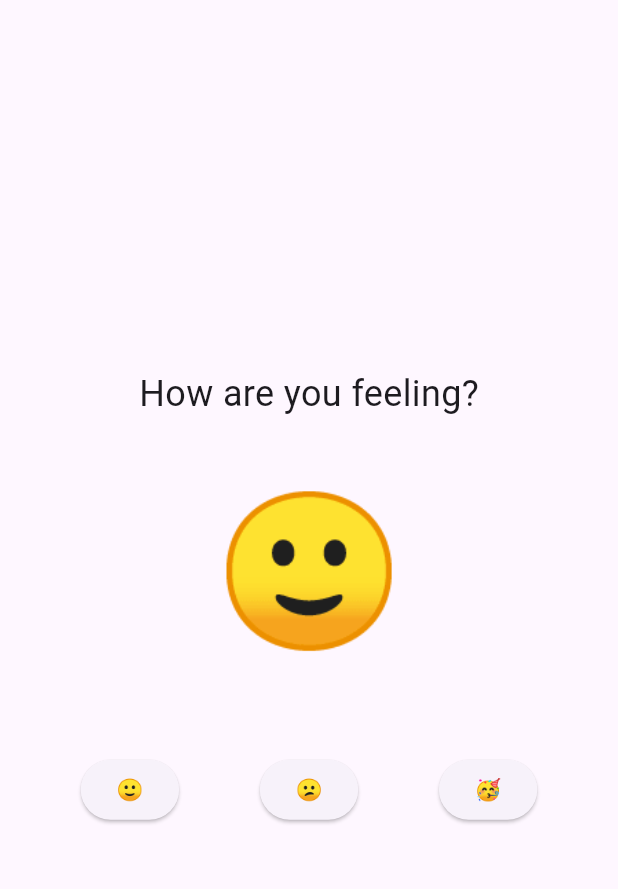
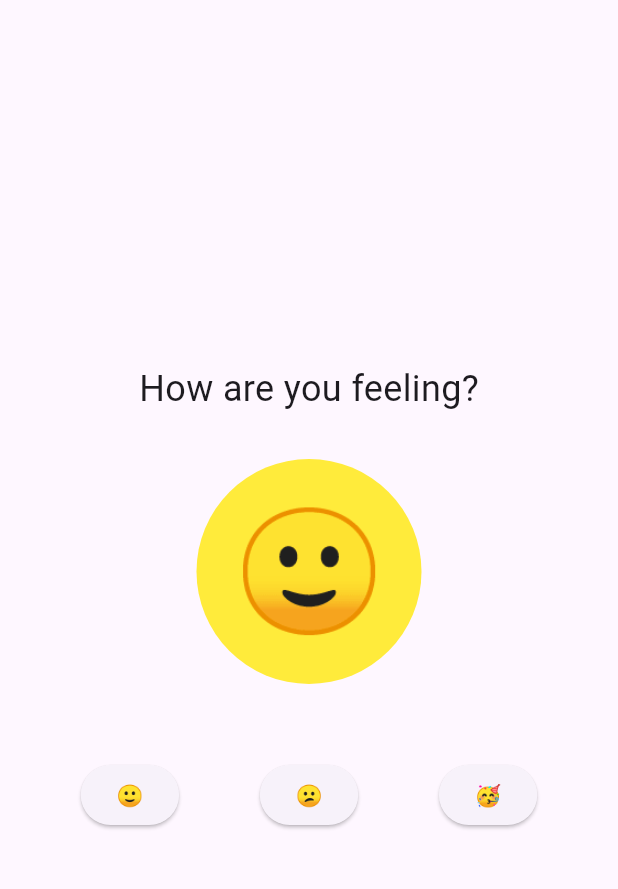
Before and after one commit to SobbingSoprano/inclass7, a Flutter app: the screen it shows after launch, after a tap on an icon or button, on a phone screen of 412 x 824 dp, the part 63-952 px from its top. Run offline on Flutter 3.47's test engine with Material 3 defaults, Android fonts, the phone set to English and light mode, and no system bars.

Commit message:
color change based on mood

```diff
--- a/lib/main.dart
+++ b/lib/main.dart
@@ -11,18 +11,22 @@ void main() {
 class MoodModel with ChangeNotifier {
   String _currentMood = '🤨';
   String get currentMood => _currentMood;
+  Color _backgroundColor = Colors.green;
   void setHappy() {
     _currentMood = '🙂';
+    _backgroundColor = Colors.yellow;
     notifyListeners();
   }
 
   void setSad() {
     _currentMood = '😕';
+    _backgroundColor = Colors.blue;
     notifyListeners();
   }
 
   void setExcited() {
     _currentMood = '🥳';
+    _backgroundColor = Colors.orange;
     notifyListeners();
   }
 }
@@ -67,7 +71,16 @@ class MoodDisplay extends StatelessWidget {
   Widget build(BuildContext context) {
     return Consumer<MoodModel>(
       builder: (context, moodModel, child) {
-        return Text(moodModel.currentMood, style: TextStyle(fontSize: 100));
+        return Container(
+          width: 150,
+          height: 150,
+          decoration: BoxDecoration(
+            color: moodModel._backgroundColor,
+            shape: BoxShape.circle,
+          ),
+          alignment: Alignment.center,
+          child: Text(moodModel.currentMood, style: TextStyle(fontSize: 80)),
+        );
       },
     );
   }
```
